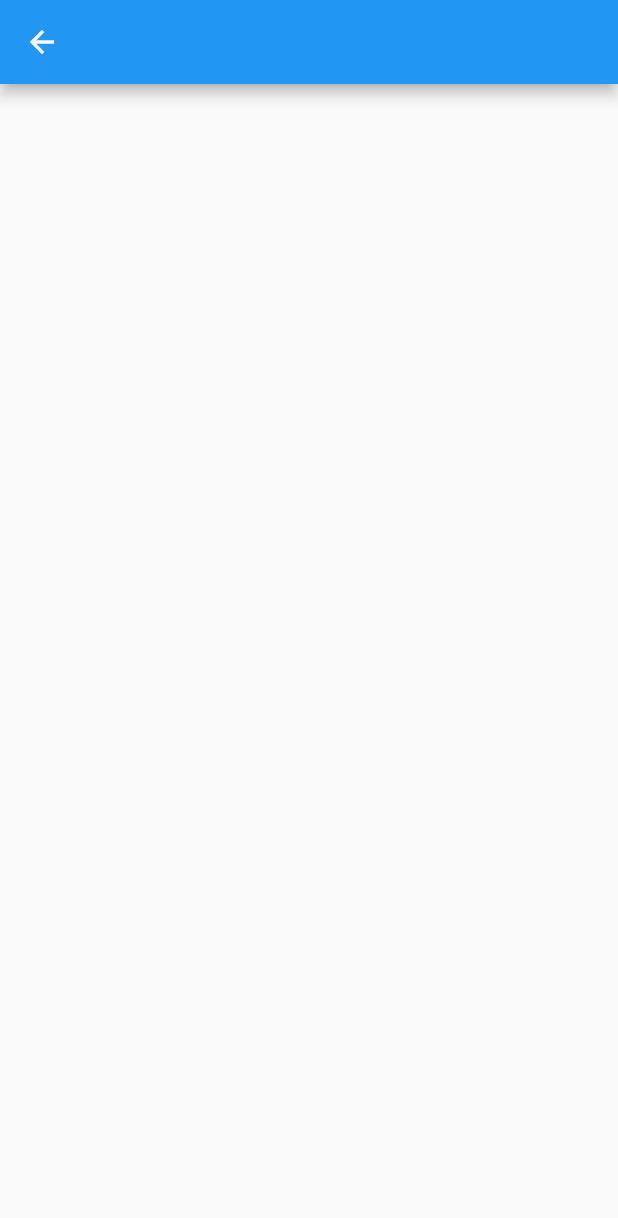
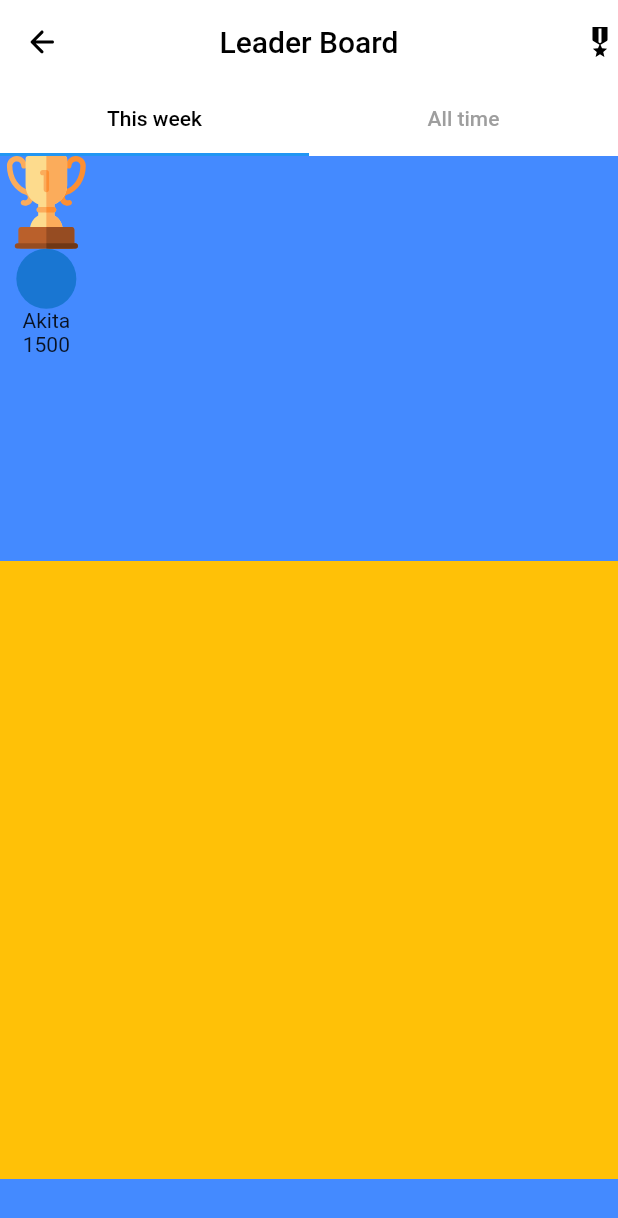
Before and after one commit to nguyenbinhanltv/EnQ, a Flutter app: the LeaderBoard screen opened by its route, on a phone screen of 412 x 824 dp. Shown: the top 1218 px of the screen. Run offline on Flutter 3.47's test engine with Material 2 defaults, Android fonts, the phone set to English and light mode, and no system bars; our stand-ins replace animated_text_kit, flutter_svg.

Commit message:
leader board 20%

```diff
--- a/lib/main.dart
+++ b/lib/main.dart
@@ -13,6 +13,7 @@ class MyApp extends StatelessWidget {
   @override
   Widget build(BuildContext context) {
     return MaterialApp(
+      debugShowCheckedModeBanner: false,
       routes: {
         AppRouting.home: (context) => Home(),
         AppRouting.login: (context) => Login(),
--- a/lib/pages/leader_board.dart
+++ b/lib/pages/leader_board.dart
@@ -1,4 +1,7 @@
+import 'package:EnQ/const/size_config.dart';
+import 'package:EnQ/const/style.dart';
 import 'package:flutter/material.dart';
+import 'package:flutter_svg/flutter_svg.dart';
 
 class LeaderBoard extends StatefulWidget {
   @override
@@ -8,11 +11,71 @@ class LeaderBoard extends StatefulWidget {
 class _LeaderBoardState extends State<LeaderBoard> {
   @override
   Widget build(BuildContext context) {
-    return Scaffold(
-      appBar: AppBar(
-        actions: [
-          //
-        ],
+    return DefaultTabController(
+      length: 2,
+      child: Scaffold(
+        backgroundColor: Colors.white,
+        appBar: AppBar(
+          backgroundColor: Colors.white,
+          elevation: 0,
+          centerTitle: true,
+          title: Text('Leader Board', style: TextStyle(color: Colors.black)),
+          leading: IconButton(
+            icon: SvgPicture.asset(
+              'assets/images/arrow_back.svg',
+            ),
+            onPressed: () {
+              Navigator.of(context).pop();
+            },
+          ),
+          actions: <Widget>[
+            SvgPicture.asset('assets/images/military_tech.svg')
+          ],
+          bottom: TabBar(
+            unselectedLabelColor: Colors.grey,
+            labelColor: Colors.black,
+            tabs: [
+              Tab(
+                child: Text('This week'),
+              ),
+              Tab(
+                child: Text('All time'),
+              ),
+            ],
+          ),
+        ),
+        body: TabBarView(
+          children: [
+            Stack(
+              children: [
+                Container(
+                  decoration: BoxDecoration(color: Colors.blueAccent),
+                  child: Row(
+                    children: [
+                      Column(
+                        children: [
+                          SvgPicture.asset(
+                            'assets/images/gold-cup.svg',
+                            width: SizeConfig.screenWidth * 0.15,
+                          ),
+                          CircleAvatar(),
+                          Text('Akita'), //note
+                          Text('1500'),
+                        ],
+                      ),
+                    ],
+                  ),
+                ),
+                Container(
+                  margin: EdgeInsets.only(top: DefaultPaddin * 13.5),
+                  height: SizeConfig.screenHeight * 0.5,
+                  decoration: BoxDecoration(color: Colors.amber),
+                ),
+              ],
+            ),
+            Stack(),
+          ],
+        ),
       ),
     );
   }
--- a/pubspec.yaml
+++ b/pubspec.yaml
@@ -31,6 +31,7 @@ dependencies:
   flutter_signin_button: ^1.0.0
   animations: ^1.1.2
   flutter_gallery: ^2.4.0+20400
+  animated_text_kit: ^2.2.0
 
 dev_dependencies:
   flutter_test:
```
Also changed, not shown: lib/pages/login.dart (+22 -21 lines), assets/fonts/segoesc.ttf (added), assets/images/arrow_back.svg (added), assets/images/bronze-cup.svg (added), assets/images/gold-cup.svg (added), assets/images/silver-cup.svg (added), pubspec.lock.
